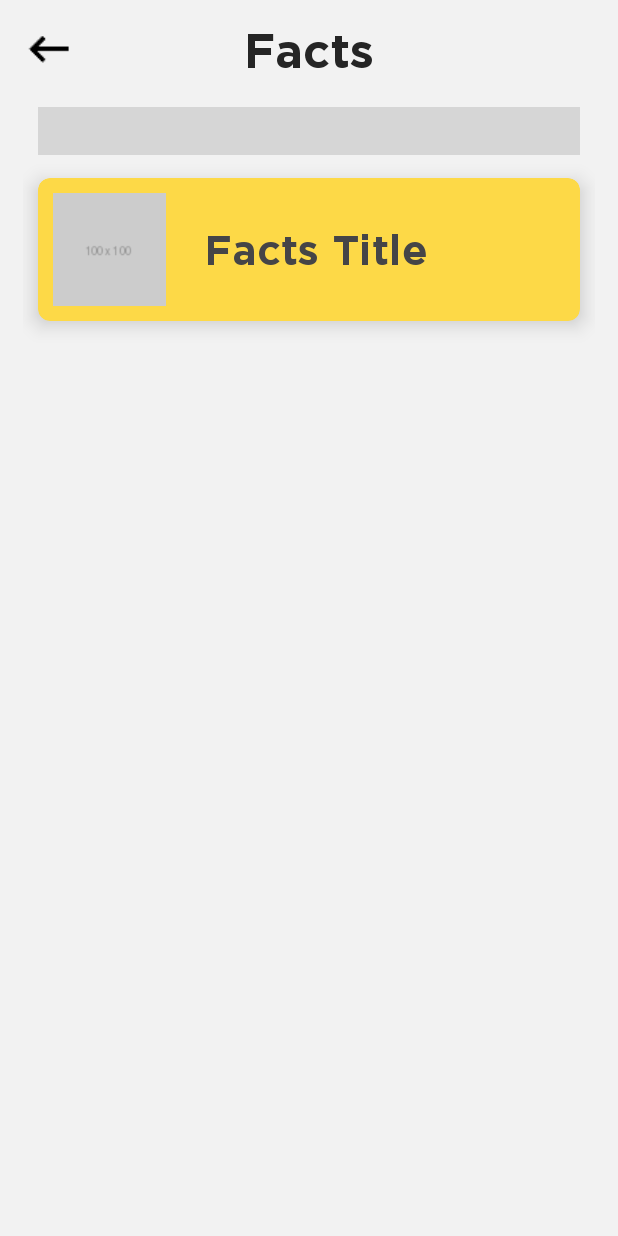
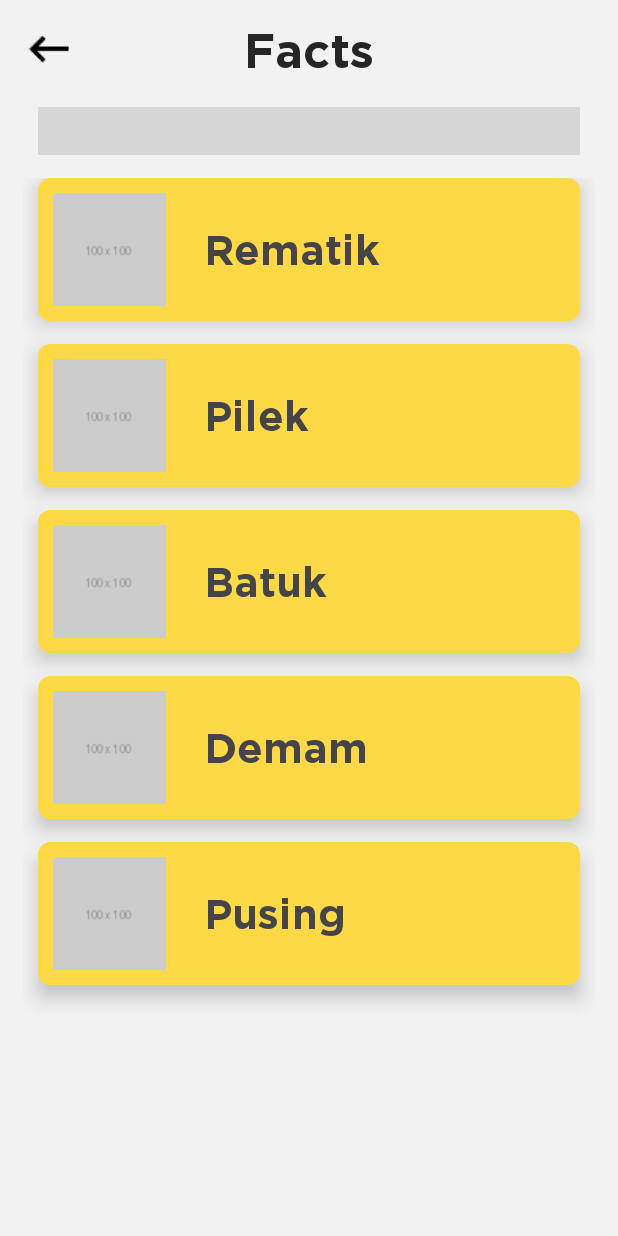
Before and after one commit to fajarputrae/MedMyths, an Android app: the FactsActivity screen opened directly, with no data from a screen before it, on a phone screen of 412 x 824 dp. Run offline under Robolectric (Android 15) with nearby library versions, the phone set to English and light mode, and no system bars; plain views replace MaterialSearchBar; grey boxes are pictures that could not be loaded.

Commit message:
added RecyclerView on Facts Page

```diff
--- /dev/null
+++ b/app/src/main/java/com/coinbkt/medmyth/Facts.java
@@ -0,0 +1,32 @@
+package com.coinbkt.medmyth;
+
+public class Facts {
+    private String facts;
+    private int thumbnail;
+
+    public Facts(){
+
+    }
+
+    public Facts(String facts, int thumbnail){
+        this.facts = facts;
+        this.thumbnail = thumbnail;
+    }
+
+    public String getFacts() {
+        return facts;
+    }
+
+    public void setFacts(String facts) {
+        this.facts = facts;
+    }
+
+    public int getThumbnail() {
+        return thumbnail;
+    }
+
+    public void setThumbnail(int thumbnail) {
+        this.thumbnail = thumbnail;
+    }
+
+}
--- a/app/src/main/java/com/coinbkt/medmyth/FactsActivity.java
+++ b/app/src/main/java/com/coinbkt/medmyth/FactsActivity.java
@@ -3,10 +3,20 @@ package com.coinbkt.medmyth;
 import android.content.Intent;
 import android.support.v7.app.AppCompatActivity;
 import android.os.Bundle;
+import android.support.v7.widget.LinearLayoutManager;
+import android.support.v7.widget.RecyclerView;
 import android.view.View;
 import android.widget.ImageButton;
 
+import java.util.ArrayList;
+import java.util.List;
+
 public class FactsActivity extends AppCompatActivity {
+
+    RecyclerView recyclerView;
+    FactsAdapter adapter;
+
+    List<Facts> facts = new ArrayList<>();
 
     @Override
     protected void onCreate(Bundle savedInstanceState) {
@@ -24,5 +34,28 @@ public class FactsActivity extends AppCompatActivity {
             }
         });
 
+        recyclerView = findViewById(R.id.recycler);
+        LinearLayoutManager layoutManager = new LinearLayoutManager(FactsActivity.this);
+        recyclerView.setLayoutManager(layoutManager);
+        recyclerView.setHasFixedSize(true);
+
+        adapter = new FactsAdapter(this.facts);
+        recyclerView.setAdapter(adapter);
+
+        populate();
+
+    }
+
+    private void populate() {
+        int[] factImg = new int[]{
+                R.drawable.facts_placeholder
+        };
+
+        this.facts.add(new Facts("Rematik", factImg[0]));
+        this.facts.add(new Facts("Pilek", factImg[0]));
+        this.facts.add(new Facts("Batuk", factImg[0]));
+        this.facts.add(new Facts("Demam", factImg[0]));
+        this.facts.add(new Facts("Pusing", factImg[0]));
+
     }
 }
--- /dev/null
+++ b/app/src/main/java/com/coinbkt/medmyth/FactsAdapter.java
@@ -0,0 +1,60 @@
+package com.coinbkt.medmyth;
+
+import android.support.v7.widget.RecyclerView;
+import android.view.LayoutInflater;
+import android.view.View;
+import android.view.ViewGroup;
+import android.widget.ImageView;
+import android.widget.TextView;
+
+import java.util.List;
+
+public class FactsAdapter extends RecyclerView.Adapter<RecyclerView.ViewHolder> {
+
+    private List<Facts> items;
+
+
+    /** References to the views for each data item **/
+    public class FactsViewHolder extends RecyclerView.ViewHolder{
+        public TextView titleView;
+        public ImageView imgView;
+
+        public FactsViewHolder(View v) {
+            super(v);
+
+            titleView = v.findViewById(R.id.titleFacts);
+            imgView = v.findViewById(R.id.imgFacts);
+        }
+    }
+
+    /** Constructor **/
+    public FactsAdapter(List<Facts> items) {
+        this.items = items;
+    }
+
+    @Override
+    public int getItemViewType(int position) {
+        return 0;
+    }
+
+    @Override
+    public int getItemCount() {
+        return items.size();
+    }
+
+    @Override
+    public RecyclerView.ViewHolder onCreateViewHolder(ViewGroup parent, int viewType) {
+        View view = LayoutInflater.from(parent.getContext())
+                .inflate(R.layout.facts_view, parent, false);
+
+        return new FactsViewHolder(view);
+    }
+
+    @Override
+    public void onBindViewHolder(RecyclerView.ViewHolder holder, int position) {
+        Facts item = items.get(position);
+        FactsViewHolder vh = (FactsViewHolder) holder;
+        vh.titleView.setText(item.getFacts());
+        vh.imgView.setImageResource(item.getThumbnail());
+    }
+}
--- a/app/src/main/res/layout/activity_facts.xml
+++ b/app/src/main/res/layout/activity_facts.xml
@@ -39,42 +39,11 @@
             android:layout_marginTop="20dp"
             android:layout_marginBottom="15dp"/>
 
-    <android.support.v7.widget.CardView
-        xmlns:card_view="http://schemas.android.com/apk/res-auto"
-        xmlns:android="http://schemas.android.com/apk/res/android"
-        android:layout_width="match_parent"
-        android:layout_height="wrap_content"
-        card_view:cardBackgroundColor="@color/colorAccent"
-        card_view:cardCornerRadius="8dp"
-        card_view:cardElevation="8dp"
-        android:layout_below="@id/searchBar"
-        android:layout_marginStart="10dp"
-        android:layout_marginEnd="10dp"
-        >
+        <android.support.v7.widget.RecyclerView
+            android:id="@+id/recycler"
+            android:layout_below="@id/searchBar"
+            android:layout_width="match_parent"
+            android:layout_height="match_parent">
 
-        <RelativeLayout
-            android:layout_width="match_parent"
-            android:layout_height="match_parent"
-            android:orientation="horizontal"
-            android:padding="10dp"
-            >
-
-            <ImageView
-                android:id="@+id/imgFacts"
-                android:layout_width="75dp"
-                android:layout_height="75dp"
-                android:src="@drawable/facts_placeholder"/>
-            <TextView
-                android:id="@+id/titleFacts"
-                android:layout_width="wrap_content"
-                android:layout_height="wrap_content"
-                android:text="Facts Title"
-                android:fontFamily="@font/gotham_bold"
-                android:textColor="@color/textColor1"
-                android:textSize="28sp"
-                android:layout_toRightOf="@id/imgFacts"
-                android:layout_centerVertical="true"
-                android:layout_marginLeft="25dp"/>
-        </RelativeLayout>
-    </android.support.v7.widget.CardView>
+        </android.support.v7.widget.RecyclerView>
 </RelativeLayout>
--- /dev/null
+++ b/app/src/main/res/layout/facts_view.xml
@@ -0,0 +1,40 @@
+<?xml version="1.0" encoding="utf-8"?>
+    <android.support.v7.widget.CardView
+        xmlns:card_view="http://schemas.android.com/apk/res-auto"
+        xmlns:android="http://schemas.android.com/apk/res/android"
+        android:layout_width="match_parent"
+        android:layout_height="wrap_content"
+        card_view:cardBackgroundColor="@color/colorAccent"
+        card_view:cardCornerRadius="8dp"
+        card_view:cardElevation="8dp"
+        android:layout_below="@id/searchBar"
+        android:layout_marginStart="10dp"
+        android:layout_marginEnd="10dp"
+        android:layout_marginBottom="15dp"
+        >
+
+        <RelativeLayout
+            android:layout_width="match_parent"
+            android:layout_height="match_parent"
+            android:orientation="horizontal"
+            android:padding="10dp"
+            >
+
+            <ImageView
+                android:id="@+id/imgFacts"
+                android:layout_width="75dp"
+                android:layout_height="75dp"
+                android:src="@drawable/facts_placeholder"/>
+            <TextView
+                android:id="@+id/titleFacts"
+                android:layout_width="wrap_content"
+                android:layout_height="wrap_content"
+                android:text="Facts Title"
+                android:fontFamily="@font/gotham_bold"
+                android:textColor="@color/textColor1"
+                android:textSize="28sp"
+                android:layout_toRightOf="@id/imgFacts"
+                android:layout_centerVertical="true"
+                android:layout_marginLeft="25dp"/>
+        </RelativeLayout>
+    </android.support.v7.widget.CardView>
```
